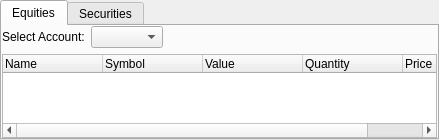
The window that kmymoney/views/kinvestmentviewdecl.ui (KDE/kmymoney) describes before a commit, drawn with Qt 5.
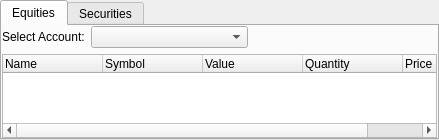
The same window after the commit. Custom widgets are drawn as their Qt base class.

Commit message: Allow the Account Selector comboboxes in Ledger View and Investment View to stretch, as the present width can be too narrow.

Diff of the .ui file:
```diff
--- a/kmymoney/views/kinvestmentviewdecl.ui
+++ b/kmymoney/views/kinvestmentviewdecl.ui
@@ -28,7 +28,7 @@
         <number>0</number>
        </property>
        <item>
-        <layout class="QHBoxLayout">
+        <layout class="QHBoxLayout" stretch="70,250,300">
          <item>
           <widget class="QLabel" name="textLabel1">
            <property name="text">
```
The commit also changes 1 other file.
